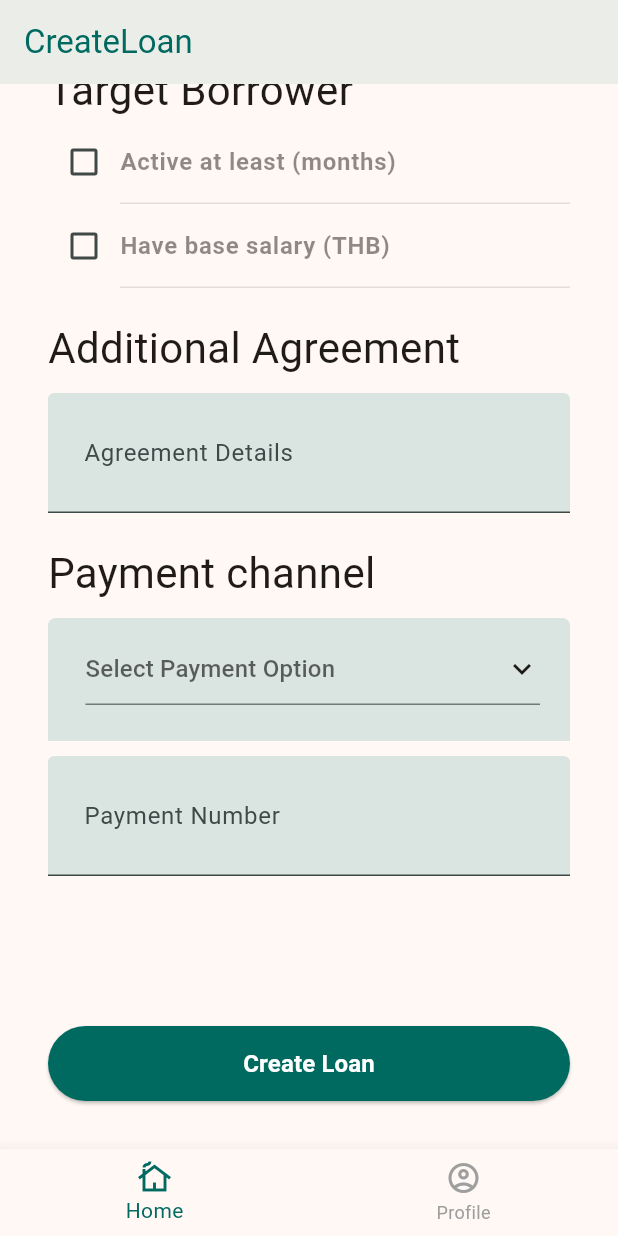
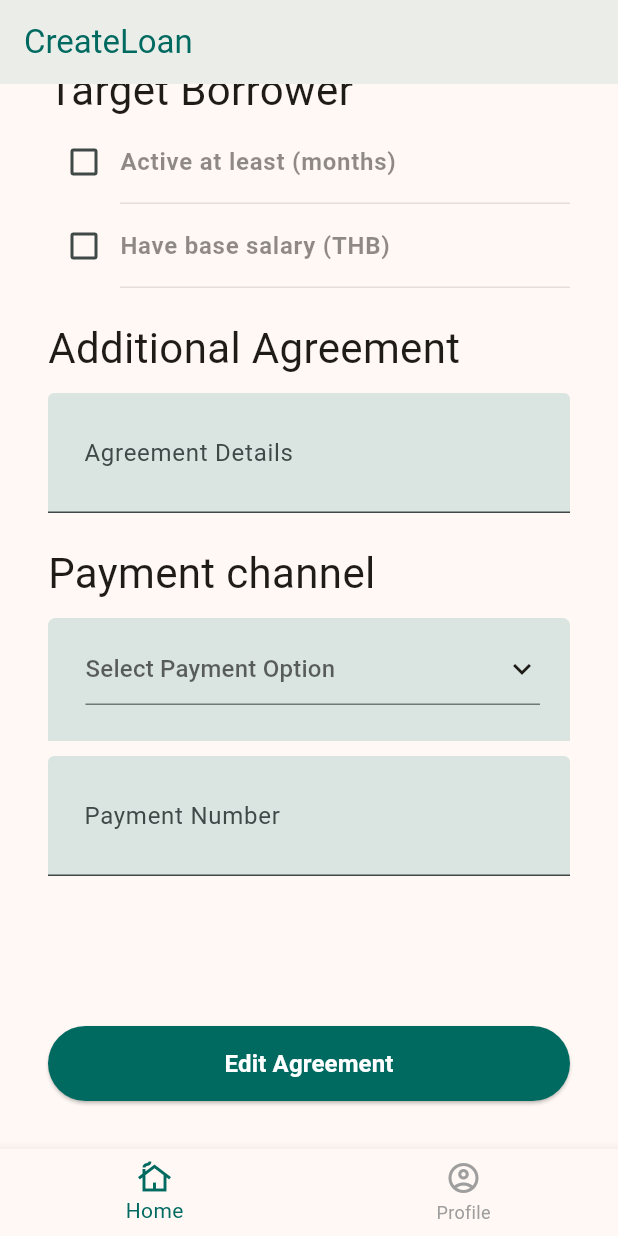
Before and after one commit to shine-bright-team/LAAS-Frontend, a Flutter app: the LEditloan screen opened by its route, scrolled down 444 dp, on a phone screen of 412 x 824 dp. Run offline on Flutter 3.47's test engine with Material 2 defaults, Android fonts, the phone set to English and light mode, and no system bars; drawn by our look-alikes of dynamic_color; our stand-ins replace dio, flutter_dotenv, flutter_riverpod, go_router, image_picker, qr_flutter and 1 more; missing offline and left inert: promptpay_qrcode_generate, syncfusion_flutter_signaturepad; accounts and stored records are empty; network calls fail; statements that could not run were skipped.

Commit message:
[HOTFIX]

```diff
--- a/lib/pages/Lender/l_edit_agreement.dart
+++ b/lib/pages/Lender/l_edit_agreement.dart
@@ -649,15 +649,14 @@ class _LEditloanState extends ConsumerState<LEditloan> {
                         });
                       } catch (err) {
                         ScaffoldMessenger.of(context).showSnackBar(
-                          const SnackBar(
-                              content: Text('Failed to Create Loan')),
+                          const SnackBar(content: Text('Failed to Edit Loan')),
                         );
                         rethrow;
                       }
                     }
                   },
                   child: Text(
-                    "Create Loan",
+                    "Edit Agreement",
                     style: TextStyle(
                         color: textColor,
                         fontWeight: FontWeight.bold,
--- a/lib/services/data/agreement/edit_agreement.dart
+++ b/lib/services/data/agreement/edit_agreement.dart
@@ -6,8 +6,8 @@ Future<void> editagreement(
     double interest,
     bool interestper,
     String dueinput,
+    String activeinput,
     String baseSalaryinput,
-    String activeinput,
     String additionalAgreement,
     String paymentChannel,
     String paymentNumber) async {
```
